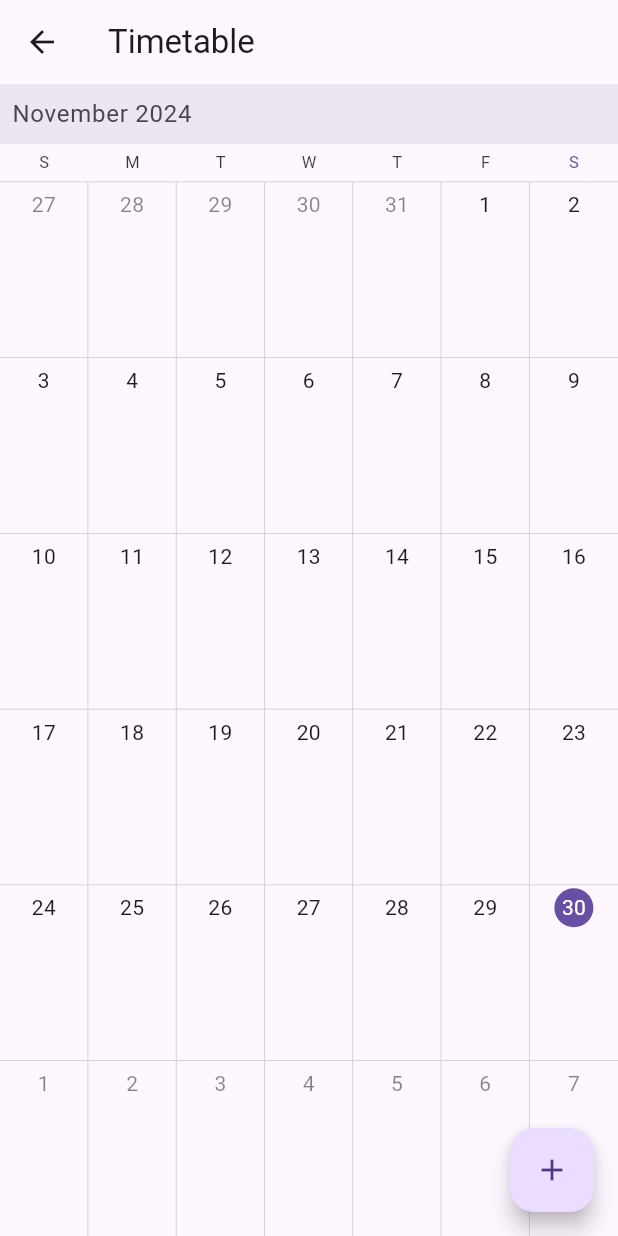
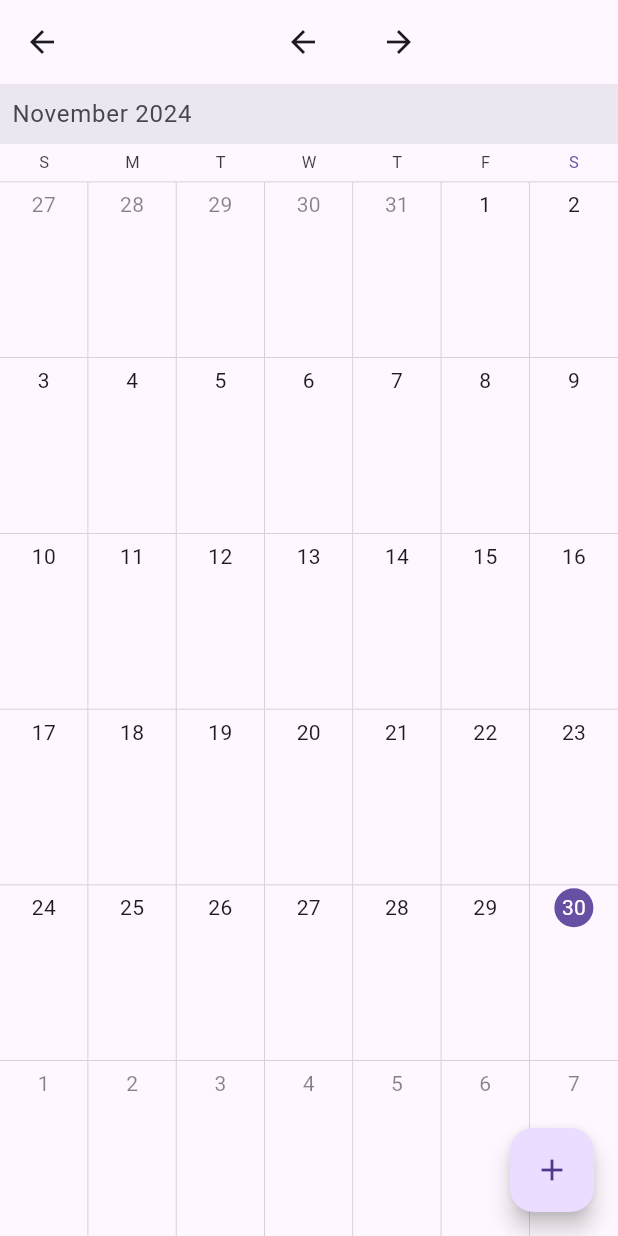
Before and after one commit to SamChan23267/student_task_manager, a Flutter app: the TimetablePage screen opened by its route, on a phone screen of 412 x 824 dp. Run offline on Flutter 3.47's test engine with Material 3 defaults, Android fonts, the phone set to English and light mode, and no system bars; drawn by our look-alikes of syncfusion_flutter_calendar; our stand-ins replace hive, hive_flutter; accounts and stored records are empty.

Commit message:
Enhancement: Added navigation buttons to the timetable page for month navigation. Aligned arrow buttons to the top center of the AppBar for improved user experience.

```diff
--- a/lib/pages/timetable_page.dart
+++ b/lib/pages/timetable_page.dart
@@ -13,8 +13,8 @@ class TimetablePage extends StatefulWidget {
 
 class _TimetablePageState extends State<TimetablePage> {
   late Box<Event> eventBox;
-  bool _isHiveInitialized = false;
-  String? _initializationError;
+  CalendarController _calendarController = CalendarController();
+
 
   @override
   void initState() {
@@ -61,7 +61,24 @@ class _TimetablePageState extends State<TimetablePage> {
 
     return Scaffold(
       appBar: AppBar(
-        title: Text('Timetable'),
+        title: Row(
+          mainAxisAlignment: MainAxisAlignment.center,
+          children: [
+            IconButton(
+              icon: Icon(Icons.arrow_back),
+              onPressed: () {
+                _calendarController.backward!();
+              },
+            ),
+            SizedBox(width: 16), // Add some spacing between the buttons
+            IconButton(
+              icon: Icon(Icons.arrow_forward),
+              onPressed: () {
+                _calendarController.forward!();
+              },
+            ),
+          ],
+        ),
       ),
       body: ValueListenableBuilder(
         valueListenable: eventBox!.listenable(),
@@ -69,6 +86,7 @@ class _TimetablePageState extends State<TimetablePage> {
           print('ValueListenableBuilder triggered, events have changed.');
           return SfCalendar(
             view: CalendarView.month,
+            controller: _calendarController,
             dataSource: EventDataSource(_getCalendarEvents(box)),
             monthViewSettings: MonthViewSettings(
               appointmentDisplayMode: MonthAppointmentDisplayMode.appointment,
```
